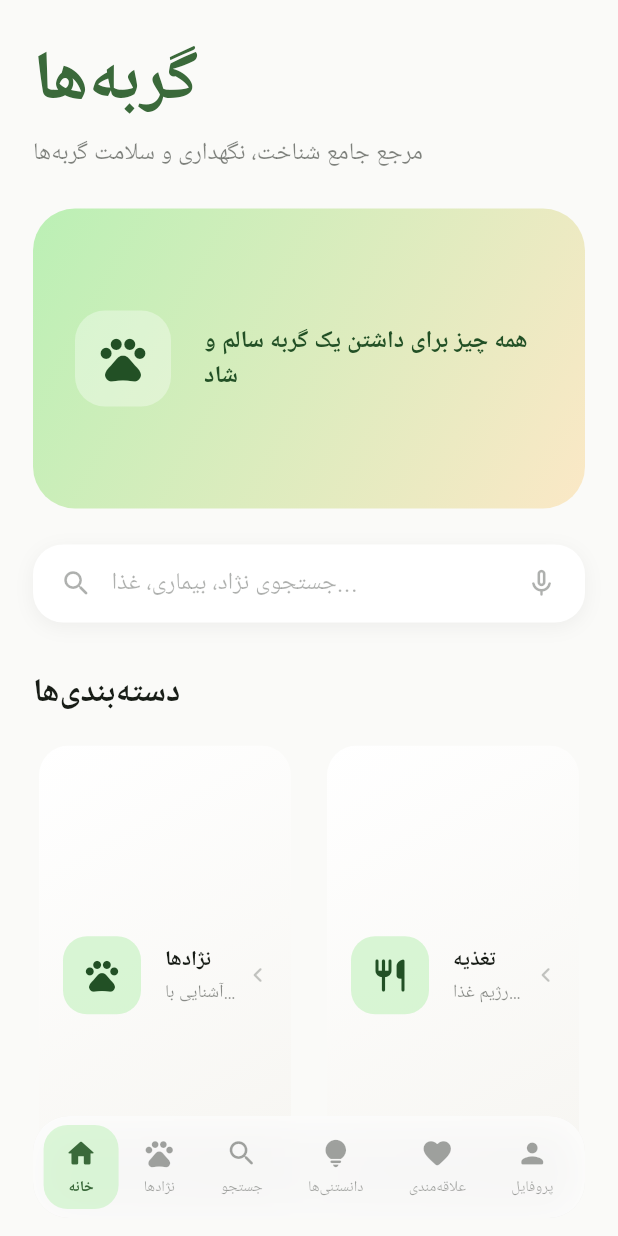
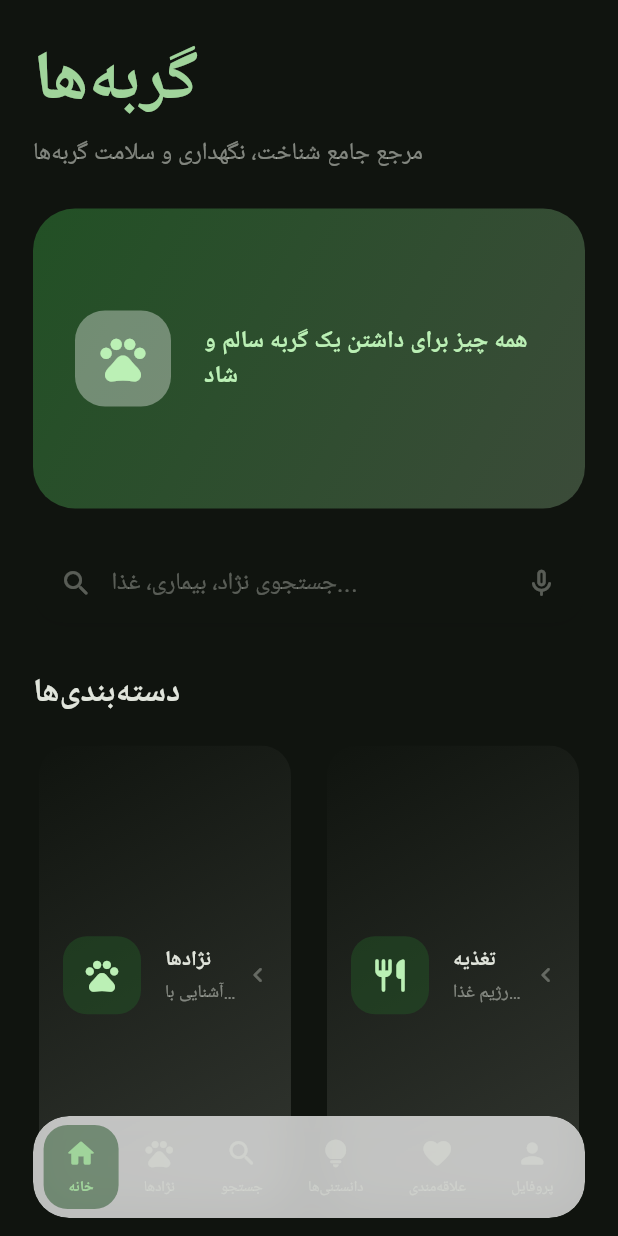
Before and after one commit to Ahoo82/cats_app, a Flutter app: the screen it shows after launch, on a phone screen of 412 x 824 dp. Run offline on Flutter 3.47's test engine with Material 3 defaults, Android fonts, the phone set to English and light mode, and no system bars; our stand-ins replace shared_preferences.

Commit message:
Fix dark mode text contrast.

```diff
--- a/cat_app/lib/main.dart
+++ b/cat_app/lib/main.dart
@@ -2,15 +2,38 @@ import 'package:flutter/material.dart';
 import 'screens/home_screen.dart';
 import 'theme/app_theme.dart';
 import 'services/favorites_service.dart';
+import 'services/settings_service.dart';
 
 void main() async {
   WidgetsFlutterBinding.ensureInitialized();
   await FavoritesService().load();
+  await SettingsService().load();
   runApp(const CatApp());
 }
 
-class CatApp extends StatelessWidget {
+class CatApp extends StatefulWidget {
   const CatApp({super.key});
+
+  @override
+  State<CatApp> createState() => _CatAppState();
+}
+
+class _CatAppState extends State<CatApp> {
+  final _settings = SettingsService();
+
+  @override
+  void initState() {
+    super.initState();
+    _settings.addListener(_onSettingsChanged);
+  }
+
+  @override
+  void dispose() {
+    _settings.removeListener(_onSettingsChanged);
+    super.dispose();
+  }
+
+  void _onSettingsChanged() => setState(() {});
 
   @override
   Widget build(BuildContext context) {
@@ -18,6 +41,20 @@ class CatApp extends StatelessWidget {
       title: 'Cat Encyclopedia',
       debugShowCheckedModeBanner: false,
       theme: AppTheme.lightTheme,
+      darkTheme: AppTheme.darkTheme,
+      themeMode: _settings.themeMode,
+      builder: (context, child) {
+        return MediaQuery.withClampedTextScaling(
+          minScaleFactor: 0.85,
+          maxScaleFactor: 1.2,
+          child: MediaQuery(
+            data: MediaQuery.of(context).copyWith(
+              textScaler: TextScaler.linear(_settings.fontScale),
+            ),
+            child: child!,
+          ),
+        );
+      },
       home: const HomeScreen(),
     );
   }
--- a/cat_app/lib/screens/breeds_screen.dart
+++ b/cat_app/lib/screens/breeds_screen.dart
@@ -190,7 +190,7 @@ class _BreedsScreenState extends State<BreedsScreen> {
       child: Container(
         height: 48,
         decoration: BoxDecoration(
-          color: Colors.white,
+          color: theme.colorScheme.surface,
           borderRadius: BorderRadius.circular(20),
           boxShadow: [
             BoxShadow(
@@ -328,11 +328,11 @@ class _BreedGridCardState extends State<_BreedGridCard> {
         highlightColor: theme.colorScheme.primary.withValues(alpha: 0.05),
         borderRadius: BorderRadius.circular(20),
         child: Container(
-        decoration: const BoxDecoration(
+        decoration: BoxDecoration(
           gradient: LinearGradient(
             begin: Alignment.topLeft,
             end: Alignment.bottomRight,
-            colors: [Colors.white, Color(0xFFF6F5F1)],
+            colors: [theme.colorScheme.surface, theme.colorScheme.surfaceContainerHighest],
           ),
         ),
         child: Column(
--- a/cat_app/lib/screens/favorites_screen.dart
+++ b/cat_app/lib/screens/favorites_screen.dart
@@ -196,11 +196,11 @@ class _FavoriteBreedCard extends StatelessWidget {
         highlightColor: theme.colorScheme.primary.withValues(alpha: 0.05),
         borderRadius: BorderRadius.circular(20),
         child: Container(
-          decoration: const BoxDecoration(
+          decoration: BoxDecoration(
             gradient: LinearGradient(
               begin: Alignment.topLeft,
               end: Alignment.bottomRight,
-              colors: [Colors.white, Color(0xFFF6F5F1)],
+              colors: [theme.colorScheme.surface, theme.colorScheme.surfaceContainerHighest],
             ),
           ),
           child: Column(
--- a/cat_app/lib/screens/home_screen.dart
+++ b/cat_app/lib/screens/home_screen.dart
@@ -5,6 +5,7 @@ import 'package:flutter/material.dart';
 import '../utils/app_images.dart';
 import 'breeds_screen.dart';
 import 'favorites_screen.dart';
+import 'settings_screen.dart';
 import '../services/favorites_service.dart';
 
 class HomeScreen extends StatelessWidget {
@@ -213,7 +214,7 @@ class _SearchBar extends StatelessWidget {
     return Container(
       height: 52,
       decoration: BoxDecoration(
-        color: Colors.white,
+        color: theme.colorScheme.surface,
         borderRadius: BorderRadius.circular(20),
         boxShadow: [
           BoxShadow(
@@ -337,11 +338,11 @@ class _CategoryCard extends StatelessWidget {
         highlightColor: theme.colorScheme.primary.withValues(alpha: 0.06),
         borderRadius: BorderRadius.circular(20),
         child: Container(
-          decoration: const BoxDecoration(
+          decoration: BoxDecoration(
             gradient: LinearGradient(
               begin: Alignment.topLeft,
               end: Alignment.bottomRight,
-              colors: [Colors.white, Color(0xFFF6F5F1)],
+              colors: [theme.colorScheme.surface, theme.colorScheme.surfaceContainerHighest],
             ),
           ),
           padding: const EdgeInsets.fromLTRB(16, 16, 12, 16),
@@ -392,7 +393,7 @@ class _CategoryCard extends StatelessWidget {
               Icon(
                 Icons.chevron_left_rounded,
                 size: 20,
-                color: theme.colorScheme.onSurface.withValues(alpha: 0.25),
+                color: theme.colorScheme.onSurface.withValues(alpha: 0.35),
               ),
             ],
           ),
@@ -640,7 +641,7 @@ class _TipOfTheDay extends StatelessWidget {
             begin: Alignment.topLeft,
             end: Alignment.bottomRight,
             colors: [
-              theme.colorScheme.primaryContainer.withValues(alpha: 0.25),
+              theme.colorScheme.primaryContainer.withValues(alpha: 0.35),
               Colors.white,
             ],
           ),
@@ -765,11 +766,11 @@ class _ArticleCard extends StatelessWidget {
       ),
       clipBehavior: Clip.antiAlias,
       child: Container(
-        decoration: const BoxDecoration(
+        decoration: BoxDecoration(
           gradient: LinearGradient(
             begin: Alignment.topLeft,
             end: Alignment.bottomRight,
-            colors: [Colors.white, Color(0xFFF6F5F1)],
+            colors: [theme.colorScheme.surface, theme.colorScheme.surfaceContainerHighest],
           ),
         ),
         padding: const EdgeInsets.all(16),
@@ -850,7 +851,7 @@ class _ArticleCard extends StatelessWidget {
             Icon(
               Icons.chevron_left_rounded,
               size: 20,
-              color: theme.colorScheme.onSurface.withValues(alpha: 0.2),
+              color: theme.colorScheme.onSurface.withValues(alpha: 0.3),
             ),
           ],
         ),
@@ -999,6 +1000,20 @@ class _FloatingNavBarState extends State<_FloatingNavBar> {
                         transitionDuration: const Duration(milliseconds: 250),
                       ),
                     );
+                  } else if (index == 5) {
+                    Navigator.push(
+                      context,
+                      PageRouteBuilder(
+                        pageBuilder: (_, _, _) => const SettingsScreen(),
+                        transitionsBuilder: (_, animation, _, child) {
+                          return FadeTransition(
+                            opacity: animation,
+                            child: child,
+                          );
+                        },
+                        transitionDuration: const Duration(milliseconds: 250),
+                      ),
+                    );
                   }
                 },
               );
--- /dev/null
+++ b/cat_app/lib/services/settings_service.dart
@@ -0,0 +1,57 @@
+import 'package:flutter/material.dart';
+import 'package:shared_preferences/shared_preferences.dart';
+
+class SettingsService extends ChangeNotifier {
+  static final SettingsService _instance = SettingsService._();
+
+  factory SettingsService() => _instance;
+
+  SettingsService._();
+
+  static const _themeKey = 'theme_mode';
+  static const _fontKey = 'font_size';
+
+  ThemeMode _themeMode = ThemeMode.system;
+  double _fontScale = 1.0;
+
+  ThemeMode get themeMode => _themeMode;
+  double get fontScale => _fontScale;
+
+  String get fontLabel {
+    if (_fontScale <= 0.9) return 'کوچک';
+    if (_fontScale >= 1.15) return 'بزرگ';
+    return 'متوسط';
+  }
+
+  Future<void> load() async {
+    final prefs = await SharedPreferences.getInstance();
+    final themeIndex = prefs.getInt(_themeKey) ?? 2;
+    _themeMode = ThemeMode.values[themeIndex.clamp(0, 2)];
+    _fontScale = (prefs.getDouble(_fontKey) ?? 1.0).clamp(0.85, 1.2);
+    notifyListeners();
+  }
+
+  Future<void> setThemeMode(ThemeMode mode) async {
+    _themeMode = mode;
+    final prefs = await SharedPreferences.getInstance();
+    await prefs.setInt(_themeKey, mode.index);
+    notifyListeners();
+  }
+
+  void cycleFontSize() {
+    if (_fontScale <= 0.9) {
+      _fontScale = 1.0;
+    } else if (_fontScale >= 1.15) {
+      _fontScale = 0.85;
+    } else {
+      _fontScale = 1.2;
+    }
+    _saveFontScale();
+    notifyListeners();
+  }
+
+  Future<void> _saveFontScale() async {
+    final prefs = await SharedPreferences.getInstance();
+    await prefs.setDouble(_fontKey, _fontScale);
+  }
+}
--- a/cat_app/lib/theme/app_theme.dart
+++ b/cat_app/lib/theme/app_theme.dart
@@ -14,6 +14,14 @@ class AppTheme {
     tertiary: const Color(0xFFE8B86D),
     tertiaryContainer: const Color(0xFFFBE8C6),
     onTertiaryContainer: const Color(0xFF3E2A00),
+  );
+
+  static final ColorScheme _darkColorScheme = ColorScheme.fromSeed(
+    seedColor: const Color(0xFF5C8D5A),
+    brightness: Brightness.dark,
+  ).copyWith(
+    secondary: const Color(0xFFE8B86D),
+    tertiary: const Color(0xFFE8B86D),
   );
 
   static final ThemeData lightTheme = ThemeData(
@@ -55,4 +63,43 @@ class AppTheme {
       backgroundColor: _colorScheme.primary.withValues(alpha: 0.08),
     ),
   );
+
+  static final ThemeData darkTheme = ThemeData(
+    useMaterial3: true,
+    colorScheme: _darkColorScheme,
+    visualDensity: VisualDensity.comfortable,
+    scaffoldBackgroundColor: _darkColorScheme.surface,
+    cardTheme: CardThemeData(
+      elevation: 0,
+      shadowColor: Colors.black.withValues(alpha: 0.15),
+      surfaceTintColor: Colors.transparent,
+      shape: RoundedRectangleBorder(
+        borderRadius: BorderRadius.circular(20),
+      ),
+      clipBehavior: Clip.antiAlias,
+    ),
+    appBarTheme: AppBarTheme(
+      centerTitle: false,
+      elevation: 0,
+      scrolledUnderElevation: 0.5,
+      backgroundColor: _darkColorScheme.surface,
+    ),
+    navigationBarTheme: NavigationBarThemeData(
+      elevation: 0,
+      backgroundColor: _darkColorScheme.surface,
+      height: 80,
+      labelBehavior: NavigationDestinationLabelBehavior.alwaysShow,
+      indicatorShape: RoundedRectangleBorder(
+        borderRadius: BorderRadius.circular(16),
+      ),
+    ),
+    chipTheme: ChipThemeData(
+      shape: RoundedRectangleBorder(
+        borderRadius: BorderRadius.circular(12),
+      ),
+      padding: const EdgeInsets.symmetric(horizontal: 12, vertical: 8),
+      side: BorderSide.none,
+      backgroundColor: _darkColorScheme.primary.withValues(alpha: 0.15),
+    ),
+  );
 }
```
Also changed, not shown: cat_app/lib/screens/breed_detail_screen.dart (+4 -4 lines), cat_app/lib/screens/settings_screen.dart (added, +337 -0 lines).
